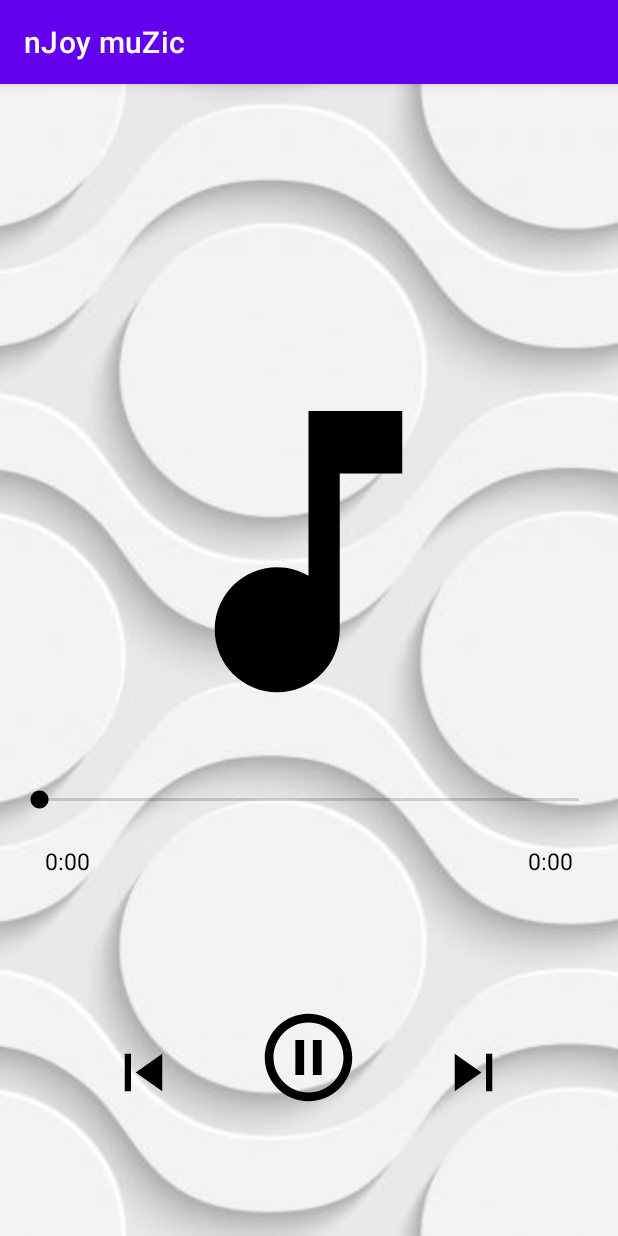
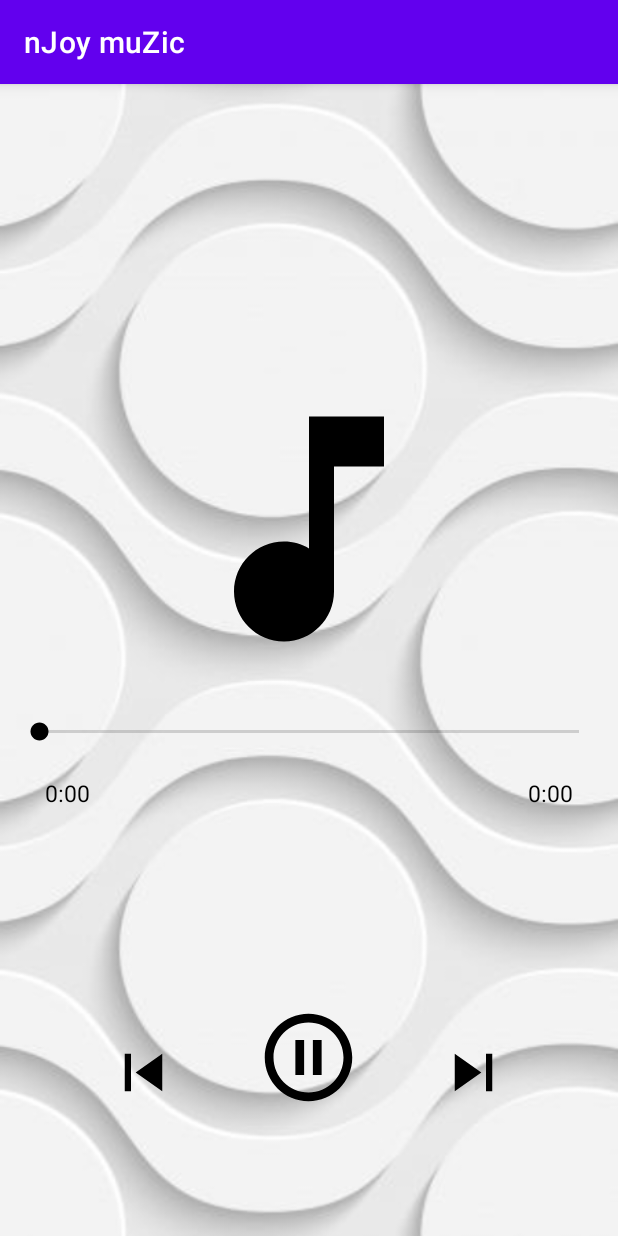
Before and after one commit to man-than-shar-ma/nJoy-muZic, an Android app: the PlayerActivity screen opened directly, with no data from a screen before it, on a phone screen of 412 x 824 dp. Run offline under Robolectric (Android 15) with nearby library versions, the phone set to English and light mode, and no system bars; 3 statements that could not run were skipped.

Commit message:
Some Fixes

```diff
--- a/app/src/main/res/layout/activity_player.xml
+++ b/app/src/main/res/layout/activity_player.xml
@@ -18,10 +18,10 @@
 
         <TextView
             android:id="@+id/txtSng"
-            android:layout_margin="20dp"
+            android:layout_margin="10dp"
             android:ellipsize="marquee"
             android:marqueeRepeatLimit="marquee_forever"
-            android:padding="10dp"
+            android:padding="5dp"
             android:singleLine="true"
             android:text="Song Name"
             android:textColor="@color/black"
@@ -35,10 +35,11 @@
 
         <ImageView
             android:id="@+id/imgView"
-            android:layout_width="250dp"
-            android:layout_height="250dp"
-            android:layout_margin="5dp"
+            android:layout_width="200dp"
+            android:layout_height="200dp"
+            android:layout_margin="0dp"
             android:src="@drawable/ic_music"
+            android:scaleType="fitXY"
             app:tint="@color/black"
             >
 
@@ -48,7 +49,9 @@
             android:layout_width="match_parent"
             android:layout_height="60dp"
             android:layout_marginTop="5dp"
-            android:layout_marginBottom="0dp">
+            android:layout_marginBottom="0dp"
+            android:layout_gravity="center_vertical"
+            >
 
             <SeekBar
                 android:id="@+id/skBar"
```
